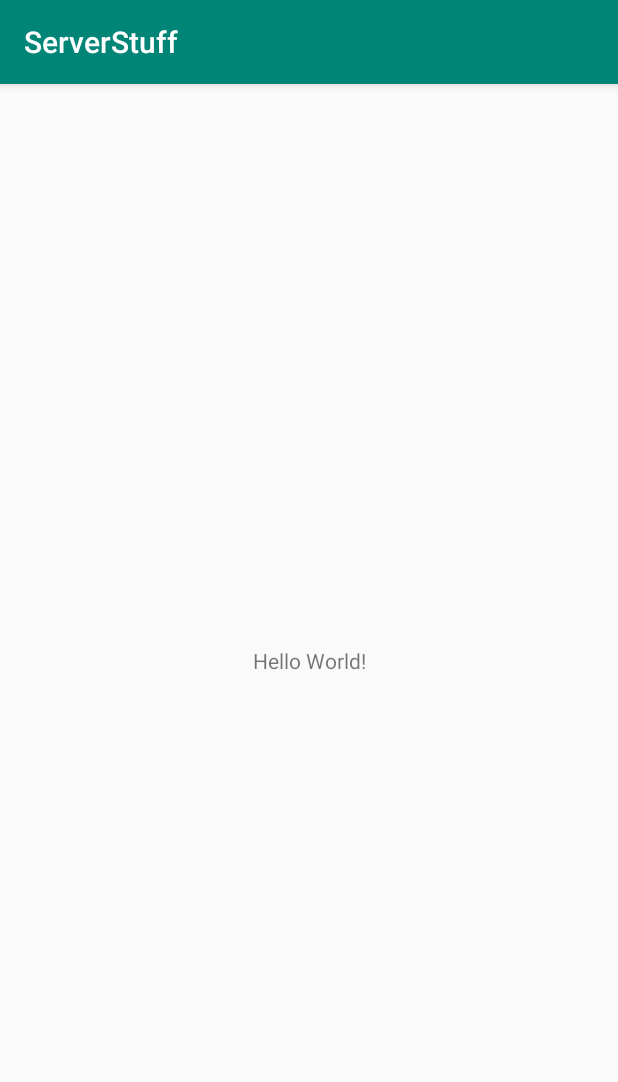
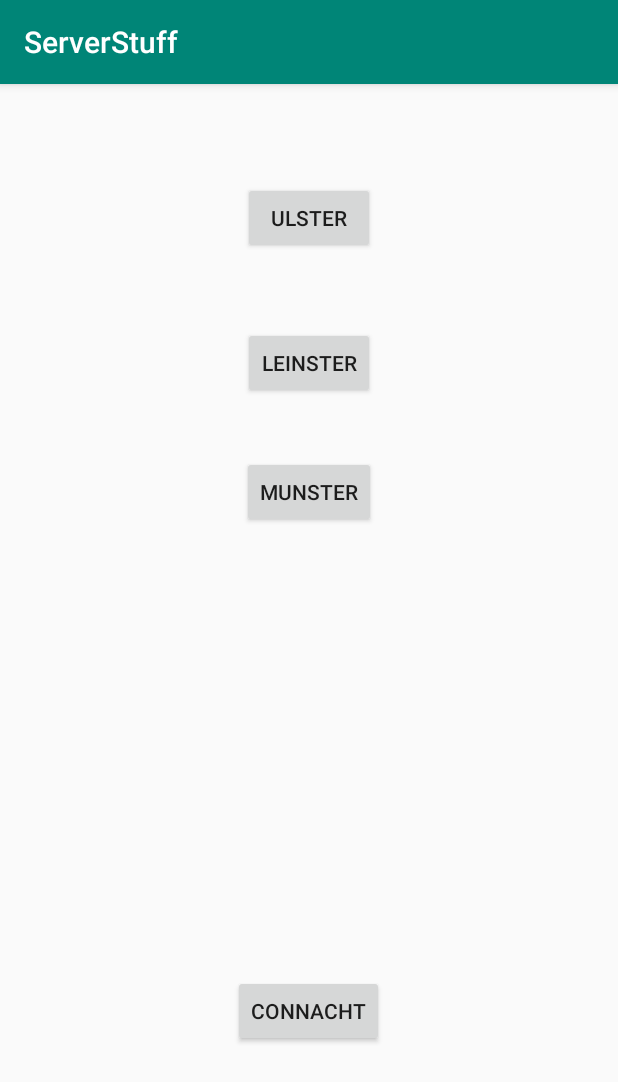
Before and after one commit to eriksburka/Final-Year-Project, an Android app: the screen it shows after launch (MainActivity before the commit, InquiryPage1Activity after it), on a phone screen of 412 x 824 dp. Shown: the top 1082 px of the screen. Run offline under Robolectric (Android 15) with nearby library versions, the phone set to English and light mode, and no system bars.

Commit message:
Splash Screen and First inquiry page

```diff
--- a/app/build.gradle
+++ b/app/build.gradle
@@ -22,6 +22,7 @@ dependencies {
     implementation fileTree(dir: 'libs', include: ['*.jar'])
     implementation 'com.android.support:appcompat-v7:28.0.0'
     implementation 'com.android.support.constraint:constraint-layout:1.1.3'
+    implementation 'com.airbnb.android:lottie:2.7.0'
     testImplementation 'junit:junit:4.12'
     androidTestImplementation 'com.android.support.test:runner:1.0.2'
     androidTestImplementation 'com.android.support.test.espresso:espresso-core:3.0.2'
--- a/app/src/main/AndroidManifest.xml
+++ b/app/src/main/AndroidManifest.xml
@@ -9,14 +9,14 @@
         android:roundIcon="@mipmap/ic_launcher_round"
         android:supportsRtl="true"
         android:theme="@style/AppTheme">
-        <activity android:name=".MainActivity">
+        <activity android:name=".SplashScreenActivity">
             <intent-filter>
                 <action android:name="android.intent.action.MAIN" />
 
                 <category android:name="android.intent.category.LAUNCHER" />
             </intent-filter>
         </activity>
-        <activity android:name=".SplashScreenActivity" />
+        <activity android:name=".MainActivity" />
         <activity android:name=".InquiryPage1Activity" />
         <activity android:name=".InquiryPage2Activity" />
         <activity android:name=".InquiryPage3Activity" />
--- a/app/src/main/java/com/example/user/serverstuff/InquiryPage1Activity.java
+++ b/app/src/main/java/com/example/user/serverstuff/InquiryPage1Activity.java
@@ -1,13 +1,72 @@
 package com.example.user.serverstuff;
 
+import android.content.Intent;
 import android.support.v7.app.AppCompatActivity;
 import android.os.Bundle;
+import android.view.View;
+import android.widget.Button;
+import android.widget.TextView;
 
 public class InquiryPage1Activity extends AppCompatActivity {
+
+    private static String province;
+    private Button leinster, munster, connacht, ulster;
+    private TextView textView;
 
     @Override
     protected void onCreate(Bundle savedInstanceState) {
         super.onCreate(savedInstanceState);
         setContentView(R.layout.activity_inquiry_page1);
+
+        leinster = findViewById(R.id.leinster);
+        munster = findViewById(R.id.munster);
+        connacht = findViewById(R.id.connacht);
+        ulster = findViewById(R.id.ulster);
+        textView = findViewById(R.id.textView1);
+
+        leinster.setOnClickListener(new View.OnClickListener() {
+            public void onClick(View v) {
+                setProvince("leinster");
+                Intent i = new Intent(getApplicationContext(),InquiryPage2Activity.class);
+                startActivity(i);
+                textView.setText(getProvince());
+            }
+        });
+
+        munster.setOnClickListener(new View.OnClickListener() {
+            public void onClick(View v) {
+                setProvince("munster");
+                Intent i = new Intent(getApplicationContext(),InquiryPage2Activity.class);
+                startActivity(i);
+                textView.setText(getProvince());
+            }
+        });
+
+        connacht.setOnClickListener(new View.OnClickListener() {
+            public void onClick(View v) {
+                setProvince("connacht");
+                Intent i = new Intent(getApplicationContext(),InquiryPage2Activity.class);
+                startActivity(i);
+                textView.setText(getProvince());
+            }
+        });
+
+        ulster.setOnClickListener(new View.OnClickListener() {
+            public void onClick(View v) {
+                setProvince("ulster");
+                Intent i = new Intent(getApplicationContext(),InquiryPage2Activity.class);
+                startActivity(i);
+                textView.setText(getProvince());
+            }
+        });
+    }
+
+    public void setProvince(String province) {
+        this.province = province;
+    }
+
+    public String getProvince() {
+
+        return province;
     }
 }
--- a/app/src/main/java/com/example/user/serverstuff/SplashScreenActivity.java
+++ b/app/src/main/java/com/example/user/serverstuff/SplashScreenActivity.java
@@ -1,13 +1,31 @@
 package com.example.user.serverstuff;
 
+import android.content.Intent;
+import android.os.Handler;
 import android.support.v7.app.AppCompatActivity;
 import android.os.Bundle;
+import android.view.Window;
+import android.view.WindowManager;
 
 public class SplashScreenActivity extends AppCompatActivity {
+
+    private static int WELCOME_TIMEOUT = 5000;
 
     @Override
     protected void onCreate(Bundle savedInstanceState) {
         super.onCreate(savedInstanceState);
+        getWindow().requestFeature(Window.FEATURE_NO_TITLE);
+        getWindow().setFlags(WindowManager.LayoutParams.FLAG_FULLSCREEN, WindowManager.LayoutParams.FLAG_FULLSCREEN);
         setContentView(R.layout.activity_splash_screen);
+
+        new Handler().postDelayed(new Runnable() {
+            @Override
+            public void run() {
+                Intent i = new Intent(SplashScreenActivity.this, InquiryPage1Activity.class);
+                startActivity(i);
+                overridePendingTransition(android.R.anim.fade_in, android.R.anim.fade_out);
+                finish();
+            }
+        }, WELCOME_TIMEOUT);
     }
 }
--- a/app/src/main/res/layout/activity_inquiry_page1.xml
+++ b/app/src/main/res/layout/activity_inquiry_page1.xml
@@ -6,4 +6,64 @@
     android:layout_height="match_parent"
     tools:context=".InquiryPage1Activity">
 
+    <RelativeLayout
+        android:layout_width="match_parent"
+        android:layout_height="match_parent">
+
+        <TextView
+            android:id="@+id/textView1"
+            android:layout_width="wrap_content"
+            android:layout_height="wrap_content"
+            android:layout_alignParentStart="true"
+            android:layout_alignParentBottom="true"
+            android:layout_marginStart="162dp"
+            android:layout_marginBottom="65dp" />
+
+
+        <Button
+            android:id="@+id/leinster"
+            android:layout_width="wrap_content"
+            android:layout_height="wrap_content"
+            android:layout_alignParentTop="true"
+            android:layout_centerHorizontal="true"
+            android:layout_marginTop="162dp"
+            android:text="Leinster"
+            tools:layout_editor_absoluteX="148dp"
+            tools:layout_editor_absoluteY="80dp" />
+
+        <Button
+            android:id="@+id/connacht"
+            android:layout_width="wrap_content"
+            android:layout_height="wrap_content"
+            android:layout_alignParentBottom="true"
+            android:layout_centerHorizontal="true"
+            android:layout_marginBottom="126dp"
+            android:text="Connacht"
+            tools:layout_editor_absoluteX="138dp"
+            tools:layout_editor_absoluteY="168dp" />
+
+        <Button
+            android:id="@+id/munster"
+            android:layout_width="wrap_content"
+            android:layout_height="wrap_content"
+            android:layout_alignParentTop="true"
+            android:layout_centerHorizontal="true"
+            android:layout_marginTop="248dp"
+            android:text="Munster"
+            tools:layout_editor_absoluteX="148dp"
+            tools:layout_editor_absoluteY="256dp" />
+
+        <Button
+            android:id="@+id/ulster"
+            android:layout_width="wrap_content"
+            android:layout_height="wrap_content"
+            android:layout_alignParentTop="true"
+            android:layout_centerHorizontal="true"
+            android:layout_marginTop="65dp"
+            android:text="Ulster"
+            tools:layout_editor_absoluteX="147dp"
+            tools:layout_editor_absoluteY="340dp" />
+
+    </RelativeLayout>
+
 </android.support.constraint.ConstraintLayout>
```
Also changed, not shown: app/src/main/assets/progress_bar.json (added, +1 -0 lines), app/src/main/res/layout/activity_splash_screen.xml (+10 -0 lines).
